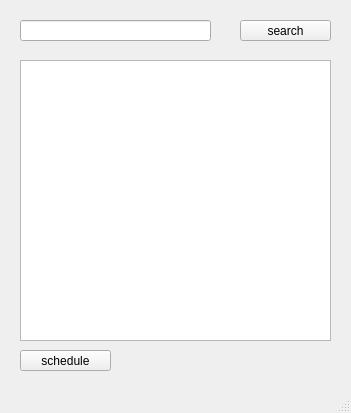
First picture: the form in together/teacher_schedule.ui, repository SDSMT-CSC464-F15/dancesoft, before the edit.
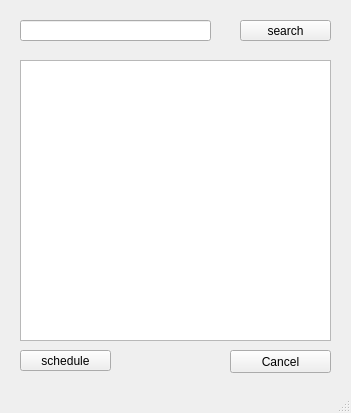
Second picture: the form after the edit.

Commit message: Finished refunds, added cancel button to some pages, and added location handler

```diff
--- a/together/teacher_schedule.ui
+++ b/together/teacher_schedule.ui
@@ -60,6 +60,19 @@
      <string>schedule</string>
     </property>
    </widget>
+   <widget class="QPushButton" name="cancel_btn">
+    <property name="geometry">
+     <rect>
+      <x>230</x>
+      <y>350</y>
+      <width>101</width>
+      <height>23</height>
+     </rect>
+    </property>
+    <property name="text">
+     <string>Cancel</string>
+    </property>
+   </widget>
   </widget>
   <widget class="QMenuBar" name="menubar">
    <property name="geometry">
```
The commit also changes 56 other files.
